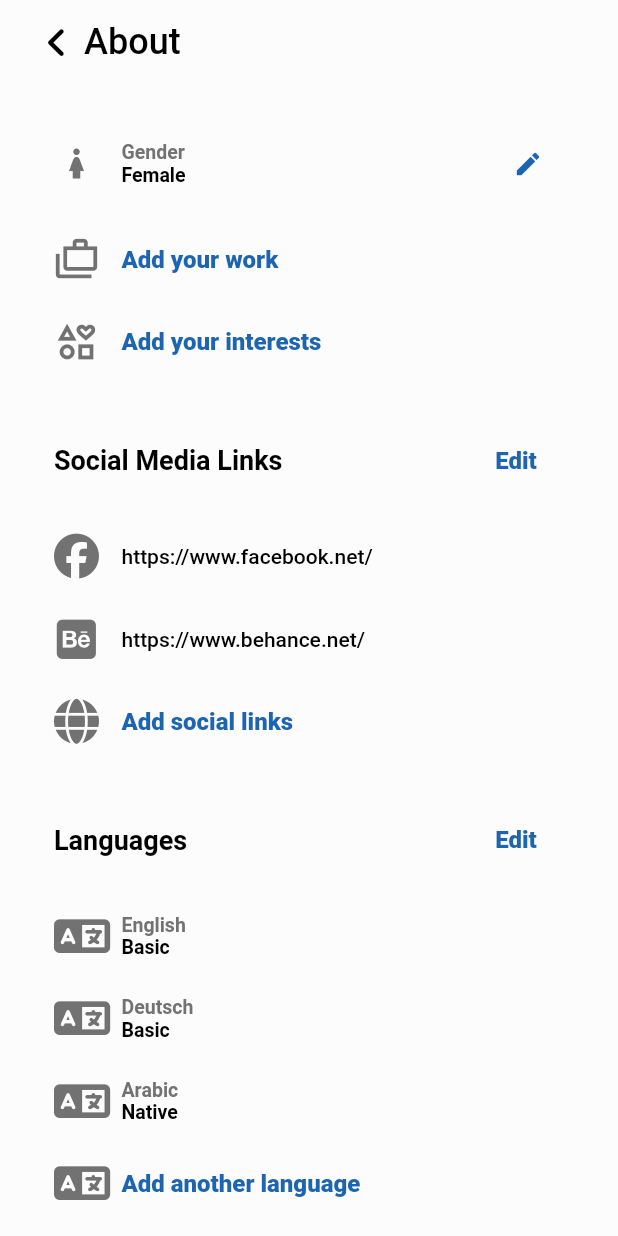
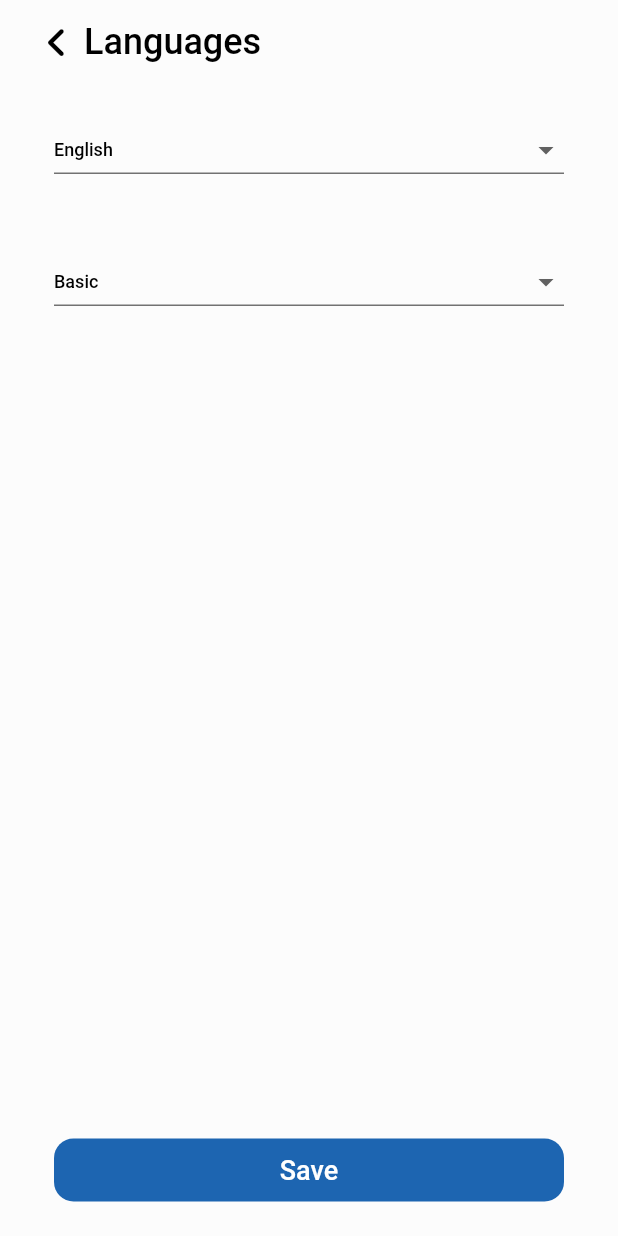
Before and after one commit to AhmedSarg/ibuddy, a Flutter app: the About screen opened directly, scrolled down 266 dp, after a tap on "Add another language", on a phone screen of 412 x 824 dp. Run offline on Flutter 3.47's test engine with Material 2 defaults, Android fonts, the phone set to English and light mode, and no system bars; our stand-ins replace animated_toggle_switch, cached_network_image, connectivity_plus, dartz, dio, equatable and 20 more; accounts and stored records are empty; Roboto replaces fonts that are missing (Segoe UI, Tahoma).

Commit message:
finished edit languages page

```diff
--- a/lib/features/screens/buddy/home/menu/profile_details/about_screen.dart
+++ b/lib/features/screens/buddy/home/menu/profile_details/about_screen.dart
@@ -8,6 +8,7 @@ import 'package:ibuddy/features/screens/buddy/home/menu/profile_details/bio_edit
 import 'package:ibuddy/features/screens/buddy/home/menu/profile_details/country_edit_screen.dart';
 import 'package:ibuddy/features/screens/buddy/home/menu/profile_details/gender_edit_screen.dart';
 import 'package:ibuddy/features/screens/buddy/home/menu/profile_details/interests_edit_screen.dart';
+import 'package:ibuddy/features/screens/buddy/home/menu/profile_details/language_edit_screen.dart';
 import 'package:ibuddy/features/screens/buddy/home/menu/profile_details/social_edit_screen.dart';
 import 'package:ibuddy/features/screens/buddy/home/menu/profile_details/work_edit_screen.dart';
 import '../../../../../../../core/utils/app_fonts.dart';
@@ -444,7 +445,9 @@ class About extends StatelessWidget {
                               fontSize: 18),
                         ),
                         TextButton(
-                          onPressed: () {},
+                          onPressed: () {
+                            Get.to(() => const LanguageEdit());
+                          },
                           style: TextButton.styleFrom(
                             backgroundColor: AppColors.transparent,
                             foregroundColor: AppColors.primary,
@@ -588,7 +591,9 @@ class About extends StatelessWidget {
                           ),
                         ),
                         GestureDetector(
-                          onTap: () {},
+                          onTap: () {
+                            Get.to(() => const LanguageEdit());
+                          },
                           child: const Text(
                             "Add another language",
                             style: TextStyle(
--- /dev/null
+++ b/lib/features/screens/buddy/home/menu/profile_details/language_edit_screen.dart
@@ -0,0 +1,349 @@
+import 'package:flutter/material.dart';
+import 'package:font_awesome_flutter/font_awesome_flutter.dart';
+import 'package:get/get.dart';
+import 'package:ibuddy/core/utils/app_colors.dart';
+import 'package:ibuddy/core/utils/app_values.dart';
+import '../../../../../../../core/utils/app_fonts.dart';
+
+class LanguageEdit extends StatelessWidget {
+  const LanguageEdit({super.key});
+
+  static const List<String> languages = [
+    'Afar',
+    'Abkhazian',
+    'Avestan',
+    'Afrikaans',
+    'Akan',
+    'Amharic',
+    'Aragonese',
+    'Arabic',
+    'Assamese',
+    'Avaric',
+    'Aymara',
+    'Azerbaijani',
+    'Bashkir',
+    'Belarusian',
+    'Bulgarian',
+    'Bihari languages',
+    'Bislama',
+    'Bambara',
+    'Bengali',
+    'Tibetan',
+    'Breton',
+    'Bosnian',
+    'Catalan',
+    'Chechen',
+    'Chamorro',
+    'Corsican',
+    'Cree',
+    'Czech',
+    'Church Slavic',
+    'Chuvash',
+    'Welsh',
+    'Danish',
+    'German',
+    'Maldivian',
+    'Dzongkha',
+    'Ewe',
+    'Greek',
+    'English',
+    'Esperanto',
+    'Spanish',
+    'Estonian',
+    'Basque',
+    'Persian',
+    'Fulah',
+    'Finnish',
+    'Fijian',
+    'Faroese',
+    'French',
+    'Western Frisian',
+    'Irish',
+    'Gaelic',
+    'Galician',
+    'Guarani',
+    'Gujarati',
+    'Manx',
+    'Hausa',
+    'Hebrew',
+    'Hindi',
+    'Hiri Motu',
+    'Croatian',
+    'Haitian',
+    'Hungarian',
+    'Armenian',
+    'Herero',
+    'Interlingua',
+    'Indonesian',
+    'Interlingue',
+    'Igbo',
+    'Sichuan Yi',
+    'Inupiaq',
+    'Ido',
+    'Icelandic',
+    'Italian',
+    'Inuktitut',
+    'Japanese',
+    'Javanese',
+    'Georgian',
+    'Kongo',
+    'Kikuyu',
+    'Kuanyama',
+    'Kazakh',
+    'Kalaallisut',
+    'Central Khmer',
+    'Kannada',
+    'Korean',
+    'Kanuri',
+    'Kashmiri',
+    'Kurdish',
+    'Komi',
+    'Cornish',
+    'Kirghiz',
+    'Latin',
+    'Luxembourgish',
+    'Ganda',
+    'Limburgan',
+    'Lingala',
+    'Lao',
+    'Lithuanian',
+    'Luba-Katanga',
+    'Latvian',
+    'Malagasy',
+    'Marshallese',
+    'Maori',
+    'Macedonian',
+    'Malayalam',
+    'Mongolian',
+    'Marathi',
+    'Malay',
+    'Maltese',
+    'Burmese',
+    'Nauru',
+    'Norwegian',
+    'North Ndebele',
+    'Nepali',
+    'Ndonga',
+    'Dutch',
+    'Norwegian',
+    'Norwegian',
+    'South Ndebele',
+    'Navajo',
+    'Chichewa',
+    'Occitan',
+    'Ojibwa',
+    'Oromo',
+    'Oriya',
+    'Ossetic',
+    'Panjabi',
+    'Pali',
+    'Polish',
+    'Pushto',
+    'Portuguese',
+    'Quechua',
+    'Romansh',
+    'Rundi',
+    'Romanian',
+    'Russian',
+    'Kinyarwanda',
+    'Sanskrit',
+    'Sardinian',
+    'Sindhi',
+    'Northern Sami',
+    'Sango',
+    'Sinhala',
+    'Slovak',
+    'Slovenian',
+    'Samoan',
+    'Shona',
+    'Somali',
+    'Albanian',
+    'Serbian',
+    'Swati',
+    'Sotho, Southern',
+    'Sundanese',
+    'Swedish',
+    'Swahili',
+    'Tamil',
+    'Telugu',
+    'Tajik',
+    'Thai',
+    'Tigrinya',
+    'Turkmen',
+    'Tagalog',
+    'Tswana',
+    'Tonga',
+    'Turkish',
+    'Tsonga',
+    'Tatar',
+    'Twi',
+    'Tahitian',
+    'Uighur',
+    'Ukrainian',
+    'Urdu',
+    'Uzbek',
+    'Venda',
+    'Vietnamese',
+    'Volapük',
+    'Walloon',
+    'Wolof',
+    'Xhosa',
+    'Yiddish',
+    'Yoruba',
+    'Zhuang',
+    'Chinese',
+    'Zulu',
+  ];
+  static const List<String> levels = [
+    'Basic',
+    'Intermediate',
+    'Fluent',
+    'Native',
+  ];
+
+  @override
+  Widget build(BuildContext context) {
+    final width = MediaQuery.of(context).size.width;
+    Rx<String> language = languages[37].obs;
+    Rx<String> level = levels[0].obs;
+    return Scaffold(
+      appBar: AppBar(
+        backgroundColor: AppColors.transparent,
+        elevation: 0,
+        titleSpacing: 0,
+        title: const Text(
+          "Languages",
+          style: TextStyle(
+            color: AppColors.black,
+            fontFamily: AppFonts.tahoma,
+            fontWeight: AppFonts.regular,
+            fontSize: 24,
+          ),
+        ),
+        leading: Padding(
+          padding: const EdgeInsets.only(left: AppMargin.mPage - 16),
+          child: IconButton(
+            icon: const Icon(FontAwesomeIcons.angleLeft),
+            color: AppColors.black,
+            onPressed: () {
+              Get.back();
+            },
+          ),
+        ),
+      ),
+      backgroundColor: AppColors.nearlyWhite,
+      body: Padding(
+        padding: const EdgeInsets.symmetric(horizontal: AppMargin.mPage),
+        child: Center(
+          child: Padding(
+            padding: const EdgeInsets.symmetric(vertical: 20),
+            child: Column(
+              mainAxisAlignment: MainAxisAlignment.spaceBetween,
+              children: [
+                Column(
+                  children: [
+                    Padding(
+                      padding: const EdgeInsets.only(bottom: 20),
+                      child: SizedBox(
+                        width: width - AppMargin.mPage * 2,
+                        child: Obx(
+                          () => DropdownButton(
+                            value: language.string,
+                            items: languages.map<DropdownMenuItem<String>>(
+                              (String valueLang) {
+                                return DropdownMenuItem<String>(
+                                  value: valueLang,
+                                  child: Text(
+                                    valueLang,
+                                    style: const TextStyle(
+                                      color: AppColors.black,
+                                      fontFamily: AppFonts.segoe,
+                                      fontWeight: AppFonts.regular,
+                                      fontSize: 12,
+                                    ),
+                                  ),
+                                );
+                              },
+                            ).toList(),
+                            alignment: Alignment.centerLeft,
+                            underline: Container(
+                              height: 1,
+                              color: AppColors.grey,
+                            ),
+                            isExpanded: true,
+                            onChanged: (value) {
+                              language.value = value!;
+                            },
+                          ),
+                        ),
+                      ),
+                    ),
+                    Padding(
+                      padding: const EdgeInsets.only(top: 20),
+                      child: SizedBox(
+                        width: width - AppMargin.mPage * 2,
+                        child: Obx(
+                          () => DropdownButton(
+                            value: level.string,
+                            items: levels.map<DropdownMenuItem<String>>(
+                              (String valueLevel) {
+                                return DropdownMenuItem<String>(
+                                  value: valueLevel,
+                                  child: Text(
+                                    valueLevel,
+                                    style: const TextStyle(
+                                      color: AppColors.black,
+                                      fontFamily: AppFonts.segoe,
+                                      fontWeight: AppFonts.regular,
+                                      fontSize: 12,
+                                    ),
+                                  ),
+                                );
+                              },
+                            ).toList(),
+                            alignment: Alignment.centerLeft,
+                            underline: Container(
+                              height: 1,
+                              color: AppColors.grey,
+                            ),
+                            isExpanded: true,
+                            onChanged: (value) {
+                              level.value = value!;
+                            },
+                          ),
+                        ),
+                      ),
+                    ),
+                  ],
+                ),
+                ElevatedButton(
+                  onPressed: () {
+                    Get.back();
+                  },
+                  style: ElevatedButton.styleFrom(
+                    fixedSize: Size(width - AppMargin.mPage * 2, 42),
+                    foregroundColor: AppColors.primary,
+                    backgroundColor: AppColors.primary,
+                    elevation: 0,
+                    shape: RoundedRectangleBorder(
+                      borderRadius: BorderRadius.circular(13.0),
+                    ),
+                  ),
+                  child: const Text(
+                    "Save",
+                    style: TextStyle(
+                      color: AppColors.white,
+                      fontFamily: AppFonts.segoe,
+                      fontWeight: AppFonts.regular,
+                      fontSize: 18,
+                    ),
+                  ),
+                ),
+              ],
+            ),
+          ),
+        ),
+      ),
+    );
+  }
+}
```
